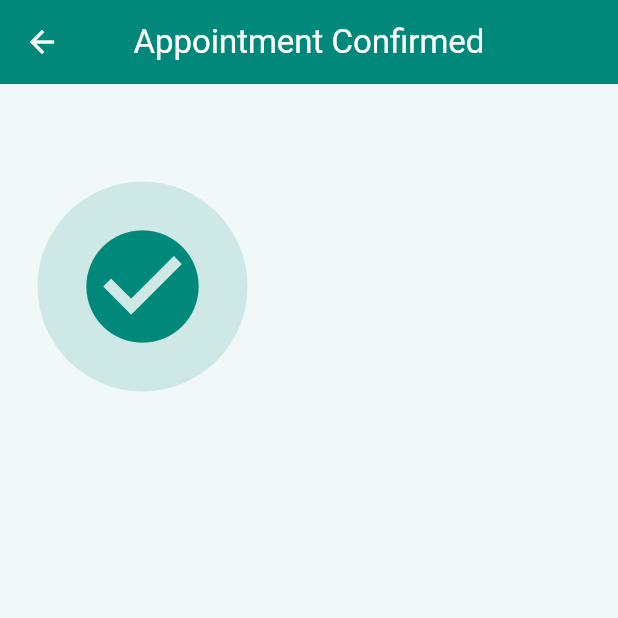
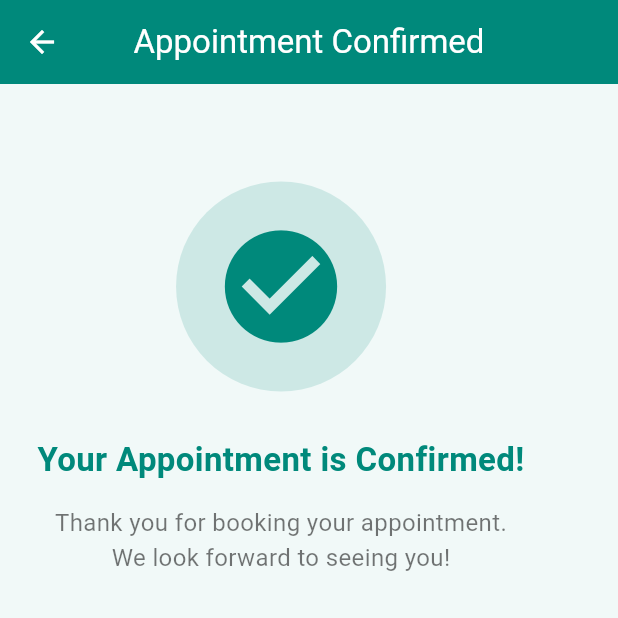
Before and after one commit to rimaejel143/doctor_appointments, a Flutter app: the ConfirmationPage screen opened by its route, on a phone screen of 412 x 824 dp, the top half of it. Run offline on Flutter 3.47's test engine with Material 3 defaults, Android fonts, the phone set to English and light mode, and no system bars; network calls fail.

Commit message:
add text

```diff
--- a/frontend/lib/screens/confirmation_page.dart
+++ b/frontend/lib/screens/confirmation_page.dart
@@ -33,9 +33,30 @@
                 color: Color(0xFF00897B),
                 size: 90,
               ),
+          ),
+           const SizedBox(height: 30),
+
+            const Text(
+              "Your Appointment is Confirmed!",
+              textAlign: TextAlign.center,
+              style: TextStyle(
+                fontSize: 22,
+                fontWeight: FontWeight.bold,
+                color: Color(0xFF00897B),
+              ),
+            ),
+
+            const SizedBox(height: 15),
+            const Text(
+              "Thank you for booking your appointment.\nWe look forward to seeing you!",
+              textAlign: TextAlign.center,
+              style: TextStyle(fontSize: 16, color: Colors.black54),
+            ),
+
+            const Spacer(),
 
 
-          )
+
         ],
       ),
     ),
```
